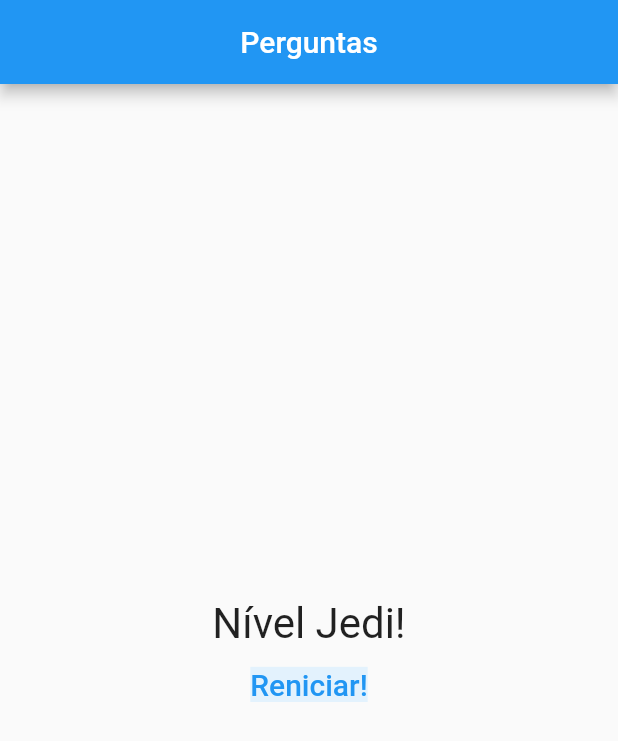
After one commit to brennomarques/Flutter-perguntas, a Flutter app: the screen it shows after launch, after a tap on "Preto", after a tap on "Cobra", after a tap on "João", on a phone screen of 412 x 824 dp. The commit adds this screen. Shown: the top 741 px of the screen. Run offline on Flutter 3.47's test engine with Material 2 defaults, Android fonts, the phone set to English and light mode, and no system bars.

Commit message:
Feito nota para saber o desempenho, v 1.0.0

```diff
--- a/lib/main.dart
+++ b/lib/main.dart
@@ -1,33 +1,56 @@
 import 'package:flutter/material.dart';
-import './question.dart';
-import 'answers.dart';
+import './quiz.dart';
+import './result.dart';
 
 main() => runApp(PerguntaApp());
 
 class _PerguntaAppState extends State<PerguntaApp> {
   var _perguntaSelecionada = 0;
-
+  var _pontoTotal = 0;
   final _perguntas = const [
     {
       'texto': 'Qual e sua cor favorita?',
-      'respostas': ['Preto', 'Vermelho', 'Verde', 'Branco'],
+      'respostas': [
+        {'texto': 'Preto', 'ponto': 10},
+        {'texto': 'Vermelho', 'ponto': 5},
+        {'texto': 'Verde', 'ponto': 3},
+        {'texto': 'Branco', 'ponto': 1},
+      ],
     },
     {
       'texto': 'Qual seu animal favorido?',
-      'respostas': ['Coelho', 'Cobra', 'Elefante', 'Leão'],
+      'respostas': [
+        {'texto': 'Coelho', 'ponto': 10},
+        {'texto': 'Cobra', 'ponto': 5},
+        {'texto': 'Elefante', 'ponto': 3},
+        {'texto': 'Leão', 'ponto': 1},
+      ],
     },
     {
       'texto': 'Qual seu instrutor favorido?',
-      'respostas': ['Maria', 'João', 'Leo', 'Pedro'],
+      'respostas': [
+        {'texto': 'Leo', 'ponto': 10},
+        {'texto': 'Maria', 'ponto': 5},
+        {'texto': 'João', 'ponto': 3},
+        {'texto': 'Pedro', 'ponto': 1},
+      ],
     }
   ];
 
-  void _eResponder() {
+  void _eResponder(int ponto) {
     if (ePerguntaSelecionada) {
       setState(() {
         _perguntaSelecionada++;
+        _pontoTotal += ponto;
       });
     }
+  }
+
+  void _resertForm() {
+    setState(() {
+      _perguntaSelecionada = 0;
+      _pontoTotal = 0;
+    });
   }
 
   bool get ePerguntaSelecionada {
@@ -36,28 +59,18 @@ class _PerguntaAppState extends State<PerguntaApp> {
 
   @override
   Widget build(BuildContext context) {
-    List<String> respostas = ePerguntaSelecionada
-        ? _perguntas[_perguntaSelecionada]['respostas']
-        : null;
-
     return MaterialApp(
       home: Scaffold(
         appBar: AppBar(
           title: Center(child: Text("Perguntas")),
         ),
         body: ePerguntaSelecionada
-            ? Column(
-                children: <Widget>[
-                  Question(_perguntas[_perguntaSelecionada]['texto']),
-                  ...respostas.map((e) => Answers(e, _eResponder)).toList(),
-                ],
+            ? Quiz(
+                perguntas: _perguntas,
+                perguntaSelecionada: _perguntaSelecionada,
+                eQuandoResponder: _eResponder,
               )
-            : Center(
-                child: Text(
-                  'Parabéns!',
-                  style: TextStyle(fontSize: 28),
-                ),
-              ),
+            : Result(_pontoTotal, _resertForm),
       ),
     );
   }
--- /dev/null
+++ b/lib/quiz.dart
@@ -0,0 +1,38 @@
+import 'package:flutter/material.dart';
+import './question.dart';
+import './answers.dart';
+
+class Quiz extends StatelessWidget {
+  final List<Map<String, Object>> perguntas;
+  final int perguntaSelecionada;
+  final void Function(int) eQuandoResponder;
+
+  Quiz({
+    @required this.perguntas,
+    @required this.perguntaSelecionada,
+    @required this.eQuandoResponder,
+  });
+
+  bool get ePerguntaSelecionada {
+    return perguntaSelecionada < perguntas.length;
+  }
+
+  @override
+  Widget build(BuildContext context) {
+    List<Map<String, Object>> respostas = ePerguntaSelecionada
+        ? perguntas[perguntaSelecionada]['respostas']
+        : null;
+
+    return Column(
+      children: <Widget>[
+        Question(perguntas[perguntaSelecionada]['texto']),
+        ...respostas.map((resp) {
+          return Answers(
+            resp['texto'],
+            () => eQuandoResponder(resp['ponto']),
+          );
+        }).toList(),
+      ],
+    );
+  }
+}
--- /dev/null
+++ b/lib/result.dart
@@ -0,0 +1,45 @@
+import 'package:flutter/material.dart';
+
+class Result extends StatelessWidget {
+  final int ponto;
+  final void Function() resertForm;
+
+  Result(this.ponto, this.resertForm);
+
+  String get eFraseResult {
+    if (ponto < 8) {
+      return 'Parabéns!';
+    } else if (ponto < 12) {
+      return 'Você e bom!';
+    } else if (ponto < 16) {
+      return 'Impressionante!';
+    } else {
+      return 'Nível Jedi!';
+    }
+  }
+
+  @override
+  Widget build(BuildContext context) {
+    return Column(
+      mainAxisAlignment: MainAxisAlignment.center,
+      children: [
+        Center(
+          child: Text(
+            eFraseResult,
+            style: TextStyle(fontSize: 28),
+          ),
+        ),
+        FlatButton(
+            child: Text(
+              'Reniciar!',
+              style: TextStyle(
+                fontSize: 20,
+                backgroundColor: Colors.blue[50],
+              ),
+            ),
+            textColor: Colors.blue,
+            onPressed: resertForm)
+      ],
+    );
+  }
+}
```
